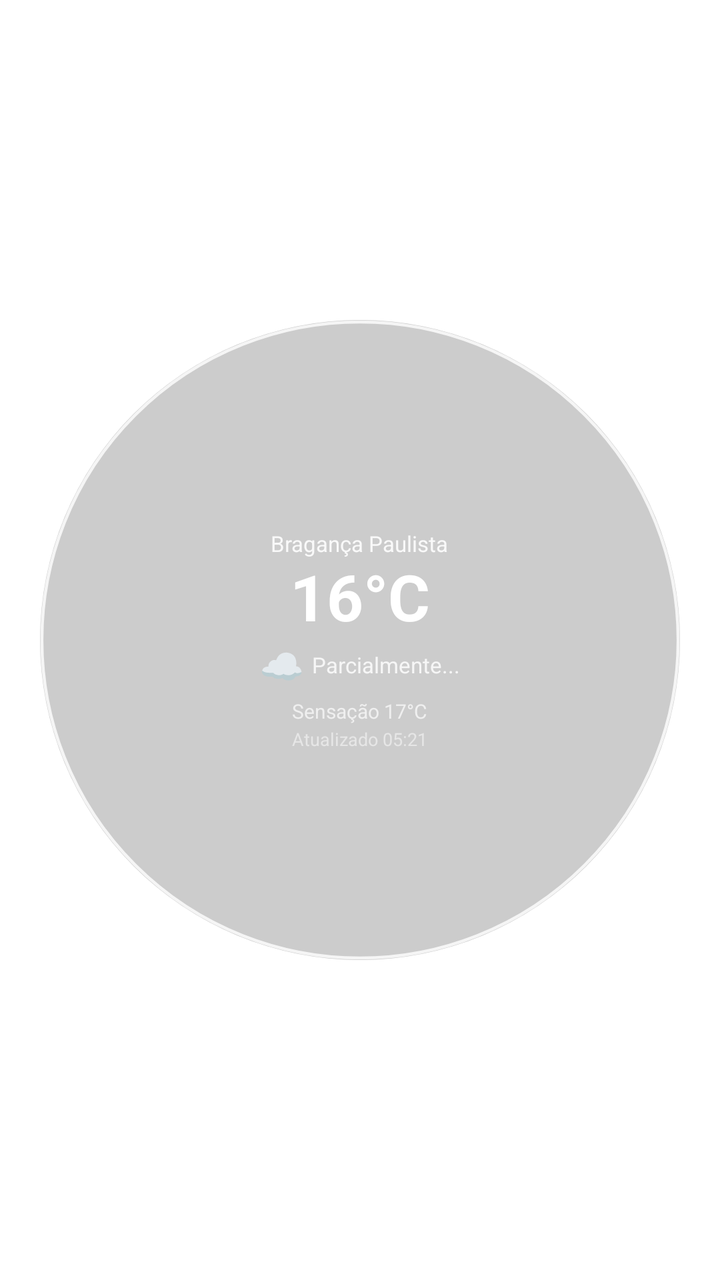
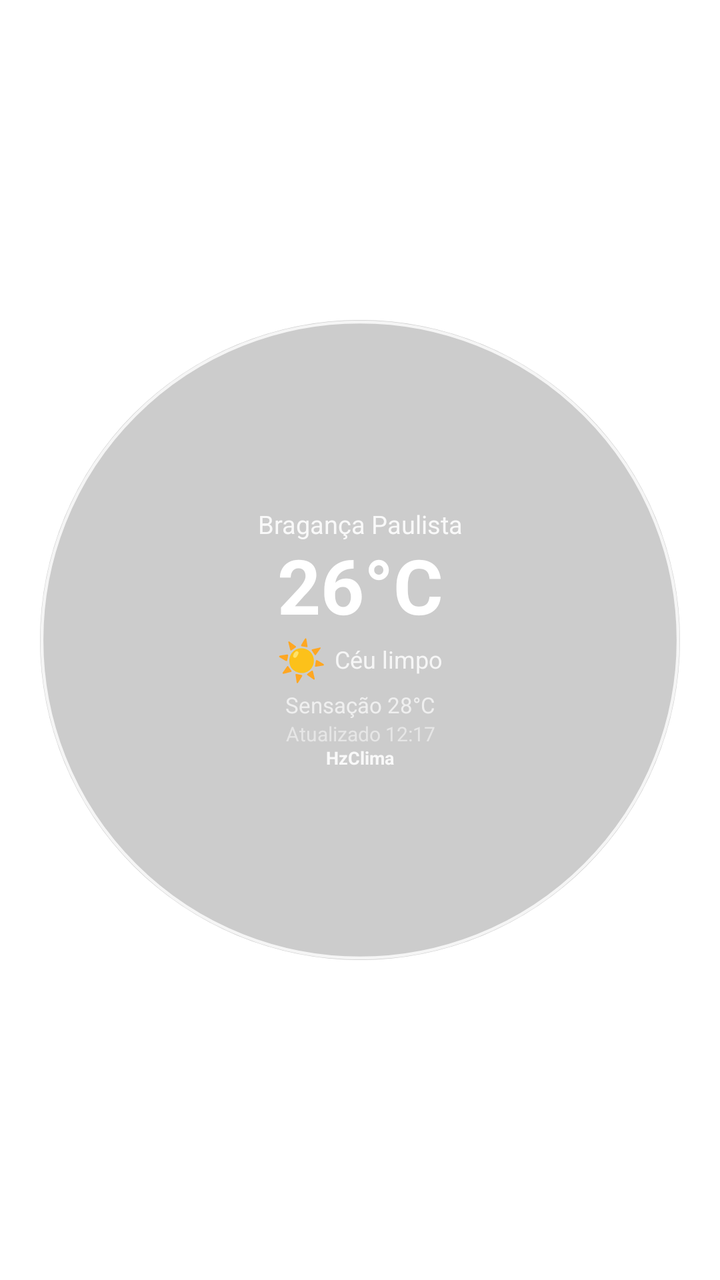

Screens rendered from an Android XML layout before and after an edit, with the pre-edit source and the edit as a unified diff.
<!-- AndroidManifest.xml: fallback theme Theme.MaterialComponents.DayNight.NoActionBar -->
<!-- res/layout/weather_home_widget.xml -->
<?xml version="1.0" encoding="utf-8"?>
<FrameLayout xmlns:android="http://schemas.android.com/apk/res/android"
    android:id="@+id/widget_root"
    android:layout_width="match_parent"
    android:layout_height="match_parent"
    android:padding="0dp">

    
    <ImageView
        android:id="@+id/widget_circle"
        android:layout_width="match_parent"
        android:layout_height="match_parent"
        android:src="@drawable/widget_circle"
        android:scaleType="centerInside"
        android:contentDescription="@null" />

    
    <LinearLayout
        android:layout_width="match_parent"
        android:layout_height="match_parent"
        android:orientation="vertical"
        android:gravity="center"
        android:padding="12dp">

        
        <TextView
            android:id="@+id/widget_city"
            android:layout_width="wrap_content"
            android:layout_height="wrap_content"
            android:text="Bragança Paulista"
            android:textColor="#E0FFFFFF"
            android:textSize="11sp"
            android:maxLines="1"
            android:ellipsize="end"
            android:gravity="center" />

        
        <TextView
            android:id="@+id/widget_temperature"
            android:layout_width="wrap_content"
            android:layout_height="wrap_content"
            android:layout_marginTop="2dp"
            android:text="16°C"
            android:textColor="#FFFFFFFF"
            android:textSize="32sp"
            android:textStyle="bold"
            android:includeFontPadding="false"
            android:gravity="center" />

        
        <LinearLayout
            android:layout_width="wrap_content"
            android:layout_height="wrap_content"
            android:orientation="horizontal"
            android:gravity="center_vertical"
            android:layout_marginTop="2dp">

            <TextView
                android:id="@+id/widget_weather_icon"
                android:layout_width="wrap_content"
                android:layout_height="wrap_content"
                android:text="☁"
                android:textColor="#FFFFFFFF"
                android:textSize="18sp"
                android:layout_marginEnd="4dp" />

            <TextView
                android:id="@+id/widget_description"
                android:layout_width="wrap_content"
                android:layout_height="wrap_content"
                android:text="Parcialmente..."
                android:textColor="#D0FFFFFF"
                android:textSize="11sp"
                android:maxLines="1"
                android:ellipsize="end" />

        </LinearLayout>

        
        <TextView
            android:id="@+id/widget_feels"
            android:layout_width="wrap_content"
            android:layout_height="wrap_content"
            android:layout_marginTop="4dp"
            android:text="Sensação 17°C"
            android:textColor="#B0FFFFFF"
            android:textSize="10sp"
            android:gravity="center" />

        
        <TextView
            android:id="@+id/widget_updated"
            android:layout_width="wrap_content"
            android:layout_height="wrap_content"
            android:layout_marginTop="1dp"
            android:text="Atualizado 05:21"
            android:textColor="#80FFFFFF"
            android:textSize="9sp"
            android:gravity="center" />

    </LinearLayout>

</FrameLayout>
<!-- resources referenced by this layout -->
<resources>
  <!-- drawable widget_circle (drawable) -->
  <?xml version="1.0" encoding="utf-8"?>
  <vector xmlns:android="http://schemas.android.com/apk/res/android"
      android:width="320dp"
      android:height="320dp"
      android:viewportWidth="320"
      android:viewportHeight="320">
  
      
      <path
          android:fillColor="#33000000"
          android:pathData="
              M160,0
              A160,160 0,1 0,160,320
              A160,160 0,1 0,160,0" />
  
      
      <path
          android:fillColor="@android:color/transparent"
          android:strokeColor="#CCFFFFFF"
          android:strokeWidth="1.5"
          android:pathData="
              M160,1
              A159,159 0,1 0,160,319
              A159,159 0,1 0,160,1" />
  
  </vector>
</resources>

<!-- the commit's change to res/layout/weather_home_widget.xml (unified diff, before → after) -->
@@ -20,83 +20,105 @@
         android:layout_height="match_parent"
         android:orientation="vertical"
         android:gravity="center"
-        android:padding="12dp">
+        android:paddingStart="6dp"
+        android:paddingEnd="6dp"
+        android:paddingTop="7dp"
+        android:paddingBottom="7dp">
 
         
         <TextView
             android:id="@+id/widget_city"
-            android:layout_width="wrap_content"
+            android:layout_width="match_parent"
             android:layout_height="wrap_content"
             android:text="Bragança Paulista"
             android:textColor="#E0FFFFFF"
-            android:textSize="11sp"
+            android:textSize="12.5sp"
             android:maxLines="1"
             android:ellipsize="end"
-            android:gravity="center" />
+            android:gravity="center"
+            android:includeFontPadding="false" />
 
         
         <TextView
             android:id="@+id/widget_temperature"
-            android:layout_width="wrap_content"
+            android:layout_width="match_parent"
             android:layout_height="wrap_content"
             android:layout_marginTop="2dp"
-            android:text="16°C"
+            android:text="26°C"
             android:textColor="#FFFFFFFF"
-            android:textSize="32sp"
+            android:textSize="38sp"
             android:textStyle="bold"
             android:includeFontPadding="false"
             android:gravity="center" />
 
         
         <LinearLayout
-            android:layout_width="wrap_content"
+            android:layout_width="match_parent"
             android:layout_height="wrap_content"
             android:orientation="horizontal"
-            android:gravity="center_vertical"
+            android:gravity="center"
             android:layout_marginTop="2dp">
 
             <TextView
                 android:id="@+id/widget_weather_icon"
                 android:layout_width="wrap_content"
                 android:layout_height="wrap_content"
-                android:text="☁"
+                android:text="☀"
                 android:textColor="#FFFFFFFF"
-                android:textSize="18sp"
+                android:textSize="20sp"
+                android:includeFontPadding="false"
                 android:layout_marginEnd="4dp" />
 
             <TextView
                 android:id="@+id/widget_description"
                 android:layout_width="wrap_content"
                 android:layout_height="wrap_content"
-                android:text="Parcialmente..."
+                android:text="Céu limpo"
                 android:textColor="#D0FFFFFF"
-                android:textSize="11sp"
+                android:textSize="12sp"
                 android:maxLines="1"
-                android:ellipsize="end" />
+                android:ellipsize="end"
+                android:gravity="center"
+                android:includeFontPadding="false" />
 
         </LinearLayout>
 
         
         <TextView
             android:id="@+id/widget_feels"
-            android:layout_width="wrap_content"
+            android:layout_width="match_parent"
             android:layout_height="wrap_content"
             android:layout_marginTop="4dp"
-            android:text="Sensação 17°C"
+            android:text="Sensação 28°C"
             android:textColor="#B0FFFFFF"
-            android:textSize="10sp"
-            android:gravity="center" />
+            android:textSize="11sp"
+            android:gravity="center"
+            android:includeFontPadding="false" />
 
         
         <TextView
             android:id="@+id/widget_updated"
-            android:layout_width="wrap_content"
+            android:layout_width="match_parent"
+            android:layout_height="wrap_content"
+            android:layout_marginTop="2dp"
+            android:text="Atualizado 12:17"
+            android:textColor="#80FFFFFF"
+            android:textSize="10sp"
+            android:gravity="center"
+            android:includeFontPadding="false" />
+
+        
+        <TextView
+            android:id="@+id/widget_brand"
+            android:layout_width="match_parent"
             android:layout_height="wrap_content"
             android:layout_marginTop="1dp"
-            android:text="Atualizado 05:21"
-            android:textColor="#80FFFFFF"
+            android:text="HzClima"
+            android:textColor="#E0FFFFFF"
             android:textSize="9sp"
-            android:gravity="center" />
+            android:textStyle="bold"
+            android:gravity="center"
+            android:includeFontPadding="false" />
 
     </LinearLayout>
 
